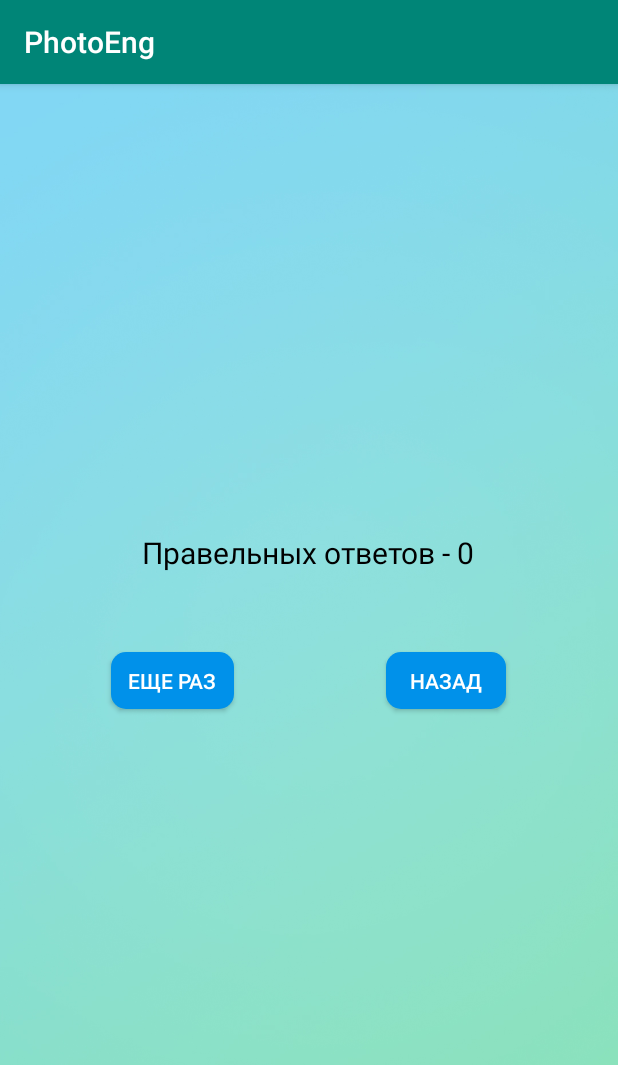
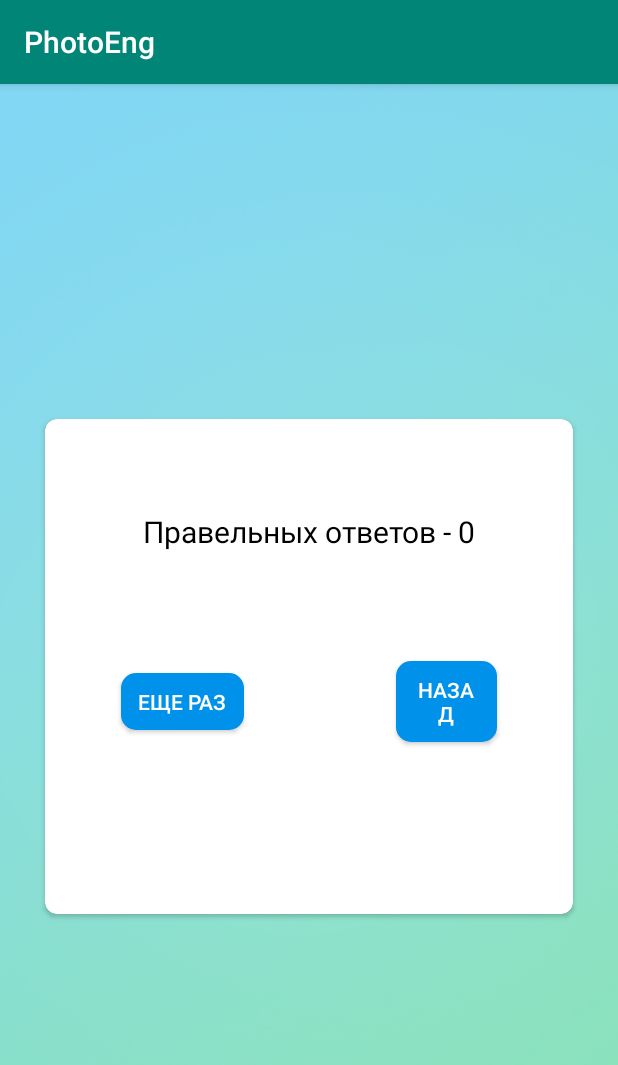
Before and after one commit to DenisMalanichev/PhotoEng, an Android app: the TrainingResult screen opened directly, with no data from a screen before it, on a phone screen of 412 x 824 dp. Shown: the top 1065 px of the screen. Run offline under Robolectric (Android 15) with nearby library versions, the phone set to English and light mode, and no system bars.

Commit message:
commit 1.99(crashing bug)

```diff
--- a/app/src/main/java/com/example/photoeng/MainActivity.java
+++ b/app/src/main/java/com/example/photoeng/MainActivity.java
@@ -100,7 +100,8 @@ public class MainActivity extends AppCompatActivity {
         Intent intent = new Intent(RecognizerIntent.ACTION_RECOGNIZE_SPEECH);
         intent.putExtra(RecognizerIntent.EXTRA_LANGUAGE_MODEL,
                 RecognizerIntent.LANGUAGE_MODEL_FREE_FORM);
-        intent.putExtra(RecognizerIntent.EXTRA_LANGUAGE, Locale.UK);
+        Locale locale = new Locale("en");
+        intent.putExtra(RecognizerIntent.EXTRA_LANGUAGE, "en-US");
         intent.putExtra(RecognizerIntent.EXTRA_PROMPT, "Ваша фраза:");
 
         try {
--- a/app/src/main/java/com/example/photoeng/TrainingActivity.java
+++ b/app/src/main/java/com/example/photoeng/TrainingActivity.java
@@ -55,88 +55,16 @@ public class TrainingActivity extends Activity {
         setWordsToTrain(ArrayHelper());
         //устанавливаем нулевое слово
         TextToTranslate.setText(wordsToTrain[0]);
-        Log.d("DEBUG ans is", ""+TranslationArray().get(0));
         //вызываем метод для показа нового слова
         train(currentId);
+        Check.setOnClickListener(new View.OnClickListener() {
+            @Override
+            public void onClick(View v) {
+                   mTimer.cancel();
+                    isAnswerTrue();
+            }
+        });
     }
-
-   /* private void showNewWord(int id) {
-        TextToTranslate.setText(wordsToTrain[id]);
-        mTimer = new CountDownTimer(15000, 1000) {
-
-            //Здесь обновляем текст счетчика обратного отсчета с каждой секундой
-            public void onTick(long millisUntilFinished) {
-                timerView.setText(""+millisUntilFinished / 1000);
-                if(millisUntilFinished < 6000){
-                    timerView.setTextColor(TrainingActivity.this.getResources().getColor(R.color.red));
-                    timerImageView.setImageResource(R.drawable.ic_timer_red);
-                }
-            }
-            //Задаем действия после завершения отсчета
-            public void onFinish() {
-                 isAnswerTrue();
-                 if(currentId < 4){
-                    timerView.setTextColor(TrainingActivity.this.getResources().getColor(R.color.white));
-                    timerImageView.setImageResource(R.drawable.ic_timer);
-                }
-            }
-        }.start();
-
-    }
-
-
-    private void train(ArrayList<String> temp){
-
-        if(temp.size()>=5) {
-            int count = temp.size();
-            wordsToTrain = new String[5];
-            wordsToTrainId =  arrayRandom(count);
-            for (int i = 0; i < 5; i++) {
-                wordsToTrain[i] = temp.get(wordsToTrainId[i]-1);
-                Log.d("DEBUG: words to train", "" + wordsToTrain[i]);
-            }
-        }else{
-            Log.d("DEBUG temp size", ""+temp.size());
-            Toast.makeText(this,"Не достаточно слов", Toast.LENGTH_LONG).show();
-        }
-
-
-    }
-
-
-
-
-
-
-
-
-    private void isAnswerTrue(){
-        Log.d("DEBUG ", ""+currentId);
-        if(currentId < 4) {
-            Log.d("DEBUG ans is", ""+wordsToTrain[wordsToTrainId[currentId]]);
-            if(TextToCheck.getText().toString().trim().toLowerCase().equals(ArrayHelper().get(wordsToTrainId[currentId]))){
-                trueAnswers++;
-                Log.d("DEBUG ans", "true");
-            }else{
-                Log.d("DEBUG ans", "false");
-            }
-            currentId++;
-            TextToCheck.setText("");
-            showNewWord(currentId);
-        }else if(currentId == 4){
-                Log.d("DEBUG ans is", ""+ArrayHelper().get(wordsToTrainId[currentId]));
-                if(TextToCheck.getText().toString().trim().toLowerCase().equals(ArrayHelper().get(wordsToTrainId[currentId]))){
-                    trueAnswers++;
-                    Log.d("DEBUG ans", "true");
-                }else{
-                    Log.d("DEBUG ans", "false");
-                }
-            Intent intent = new Intent(TrainingActivity.this, TrainingResult.class);
-            intent.putExtra("ExtraTrueAnswers", trueAnswers);
-            startActivity(intent);
-        }
-        Log.d("DEBUG ", ""+currentId);
-    }*/
 
    public void train(int id){
        //set 1 word
@@ -154,12 +82,9 @@ public class TrainingActivity extends Activity {
           //task after time out
            public void onFinish() {
                //check word
-               Log.d("DEBUG shicking word", "finish method");
                isAnswerTrue();
-               /*if(currentId < 4){
                    timerView.setTextColor(TrainingActivity.this.getResources().getColor(R.color.white));
                    timerImageView.setImageResource(R.drawable.ic_timer);
-               }*/
            }
        }.start();
    }
@@ -188,11 +113,9 @@ public class TrainingActivity extends Activity {
 
 
     public void isAnswerTrue(){
-        Log.d("DEBUG shicking word", "isAnswerTrue method");
        if(TextToCheck.getText().toString().trim().toLowerCase().equals(wordsToTrain[currentId].trim().toLowerCase())){
            trueAnswers++;
            TextToCheck.setText("");
-           Log.d("DEBUG shicking word", "if");
            if (currentId < 4){
                currentId++;
                train(currentId);
@@ -201,7 +124,6 @@ public class TrainingActivity extends Activity {
                startActivity(intent);
            }
        }else{
-           Log.d("DEBUG shicking word", "else");
            TextToCheck.setText("");
            if (currentId < 4){
                currentId++;
@@ -211,8 +133,6 @@ public class TrainingActivity extends Activity {
                startActivity(intent);
            }
        }
-       Log.d("DEBUG", ""+currentId);
-       Log.d("DEBUG", ""+trueAnswers);
     }
 
     public void setWordsToTrain(ArrayList<String> temp){
@@ -221,7 +141,6 @@ public class TrainingActivity extends Activity {
         wordsToTrainId =  arrayRandom(count);
         for (int i = 0; i < 5; i++) {
             wordsToTrain[i] = temp.get(wordsToTrainId[i]-1);
-            Log.d("DEBUG: words to train", "" + wordsToTrain[i]);
         }
     }
     public static int[] arrayRandom(int c){
--- a/app/src/main/res/layout/activity_training_result.xml
+++ b/app/src/main/res/layout/activity_training_result.xml
@@ -6,6 +6,15 @@
     android:layout_height="match_parent"
     tools:context=".TrainingResult"
     android:background="@drawable/background_gradient">
+    <androidx.cardview.widget.CardView
+        android:layout_width="match_parent"
+        android:layout_height="330dp"
+        android:layout_marginLeft="30dp"
+        android:layout_marginRight="30dp"
+        android:layout_marginTop="60dp"
+        app:cardCornerRadius="8dp"
+        android:layout_gravity="center_vertical"
+        android:layout_marginBottom="55dp">
     <LinearLayout
         android:layout_width="wrap_content"
         android:layout_height="wrap_content"
@@ -22,7 +31,8 @@
             android:layout_width="wrap_content"
             android:layout_height="wrap_content"
             android:orientation="horizontal"
-            android:layout_gravity="center">
+            android:layout_gravity="center"
+            android:layout_marginTop="20dp">
     <Button
         android:layout_width="wrap_content"
         android:layout_height="wrap_content"
@@ -45,5 +55,5 @@
         android:textColor="@color/white"/>
         </LinearLayout>
     </LinearLayout>
-
+</androidx.cardview.widget.CardView>
 </FrameLayout>
```
Also changed, not shown: app/src/main/java/com/example/photoeng/HelloService.java (+13 -17 lines), app/src/main/java/com/example/photoeng/LearningActivity.java (+20 -2 lines).
